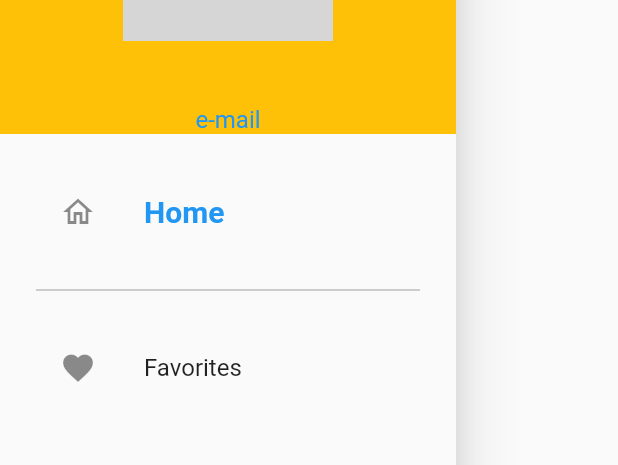
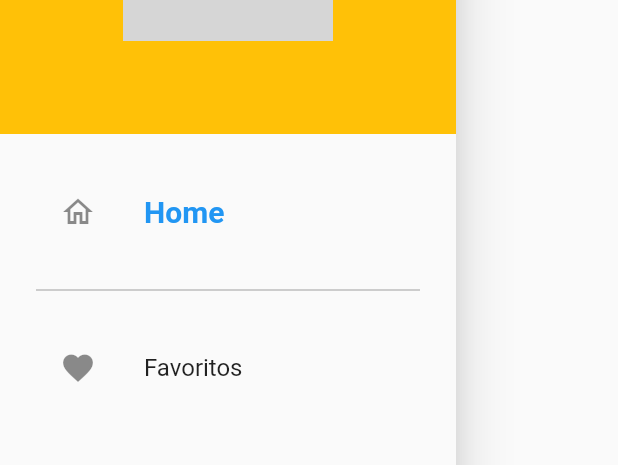
Before and after one commit to CaioMBA/ProjetoNatura, a Flutter app: the CustomNavigationDrawer widget shown alone on an empty page, opened directly, on a phone screen of 412 x 824 dp. Shown: the part 169-634 px from the top of the screen. Run offline on Flutter 3.47's test engine with Material 2 defaults, Android fonts, the light colour scheme and no system bars; our stand-ins replace flutter_multi_formatter, shared_preferences; missing offline and left inert: stroke_text; accounts and stored records are empty; network calls fail; grey boxes are pictures that could not be loaded.

Commit message:
Adição de endpoint de informações do usuario. Adição de photo no menu. correção no modal response. adição de variaveis staticas para uso global do app.

```diff
--- a/natura_app/lib/Components/CustomNavigationDrawer.dart
+++ b/natura_app/lib/Components/CustomNavigationDrawer.dart
@@ -1,32 +1,10 @@
 import 'package:flutter/material.dart';
 import 'package:natura_app/Pages/Home.dart';
 import 'package:shared_preferences/shared_preferences.dart';
+import '../Domain/StaticSchematics.dart';
 
-class CustomNavigationDrawer extends StatefulWidget {
-  CustomNavigationDrawer({super.key});
-
-  @override
-  State<CustomNavigationDrawer> createState() => _CustomNavigationDrawerState();
-}
-
-class _CustomNavigationDrawerState extends State<CustomNavigationDrawer> {
-  late SharedPreferences loginData;
-  String? Username = 'User';
-  String? Password = '';
-
-  @override
-  void initState() {
-    super.initState();
-    GetUserPassword();
-  }
-
-  void GetUserPassword() async {
-    loginData = await SharedPreferences.getInstance();
-    setState(() {
-      Username = loginData.getString('UserName');
-      Password = loginData.getString('Password');
-    });
-  }
+class CustomNavigationDrawer extends StatelessWidget {
+  const CustomNavigationDrawer({super.key});
 
   Widget build(BuildContext context) {
     return Drawer(
@@ -49,16 +27,16 @@ class _CustomNavigationDrawerState extends State<CustomNavigationDrawer> {
               radius: 70,
               backgroundColor: Colors.amber,
               backgroundImage:
-                  NetworkImage('https://picsum.photos/250?image=9'),
+                  NetworkImage(GlobalStatics.UserPhoto!),
             ),
             SizedBox(height: 10),
-            Text(Username!,
+            Text(GlobalStatics.UserName!,
                 style: TextStyle(
                     fontSize: 28,
                     color: Colors.black,
                     fontWeight: FontWeight.bold)),
             Text(
-              'e-mail',
+              GlobalStatics.UserEmail!,
               style: TextStyle(
                   fontSize: 16,
                   fontWeight: FontWeight.normal,
@@ -93,7 +71,7 @@ class _CustomNavigationDrawerState extends State<CustomNavigationDrawer> {
           ),
           ListTile(
             leading: const Icon(Icons.favorite),
-            title: const Text('Favorites'),
+            title: const Text('Favoritos'),
             onTap: () {
               Navigator.pushReplacement(context,
                   MaterialPageRoute(builder: (context) => const HomePage()));
--- /dev/null
+++ b/natura_app/lib/Domain/StaticSchematics.dart
@@ -0,0 +1,10 @@
+class GlobalStatics{
+  static int? UserID = 0;
+  static String? UserName = '';
+  static String? UserLogin = '';
+  static String? UserBirthday = '';
+  static String? UserUnique = '';
+  static String? UserEmail = '';
+  static String? UserPhone = '';
+  static String? UserPhoto = '';
+}
--- a/natura_app/lib/Infra/ApiConnections/ApiUrls.dart
+++ b/natura_app/lib/Infra/ApiConnections/ApiUrls.dart
@@ -5,4 +5,5 @@ class ApiUrls {
   static String? ValidateAccount = ':7000/ValidarUsuario';
   static String? ChangePassword = ':7000/TrocarSenha';
   static String? SendNotification = ':7001/EnviarNotificacao';
+  static String? GetUserInfo = ':7002/InformacoesUsuario';
 }
--- a/natura_app/lib/Pages/Login.dart
+++ b/natura_app/lib/Pages/Login.dart
@@ -8,7 +8,9 @@ import 'package:natura_app/Services/SignUserService.dart';
 import 'package:shared_preferences/shared_preferences.dart';
 import '../Components/CommonModalShow.dart';
 import '../Domain/DefaultApiResponseModel.dart';
+import '../Domain/StaticSchematics.dart';
 import '../Services/ChangePasswordService.dart';
+import '../Services/GetUserExtraInfoService.dart';
 import 'RegisterAccount.dart';
 
 class LoginPage extends StatefulWidget {
@@ -44,8 +46,10 @@ class _LoginPageState extends State<LoginPage> {
     if (!newUser!) {
       DefaultApiResponseModel? ResponseService = await SignIn(UserNameController.text, PasswordController.text);
       if (ResponseService?.STATUS == '1'){
+        GlobalStatics.UserName = UserNameController.text;
         UserNameController.clear();
         PasswordController.clear();
+        await GetExtraInfo(GlobalStatics.UserName);
         Navigator.pushReplacement(
             context, new MaterialPageRoute(builder: (context) => HomePage()));
       }
@@ -69,6 +73,7 @@ class _LoginPageState extends State<LoginPage> {
           loginData.setString('UserName', UserNameController.text);
           loginData.setString('Password', PasswordController.text);
         }
+        await GetExtraInfo(UserNameController.text);
 
 
         Navigator.pushReplacement(
```
Also changed, not shown: natura_app/lib/Components/ModalResponse.dart (+4 -3 lines), natura_app/lib/Domain/UserExtraInfoModel.dart (added, +21 -0 lines), natura_app/lib/Services/GetUserExtraInfoService.dart (added, +39 -0 lines).
